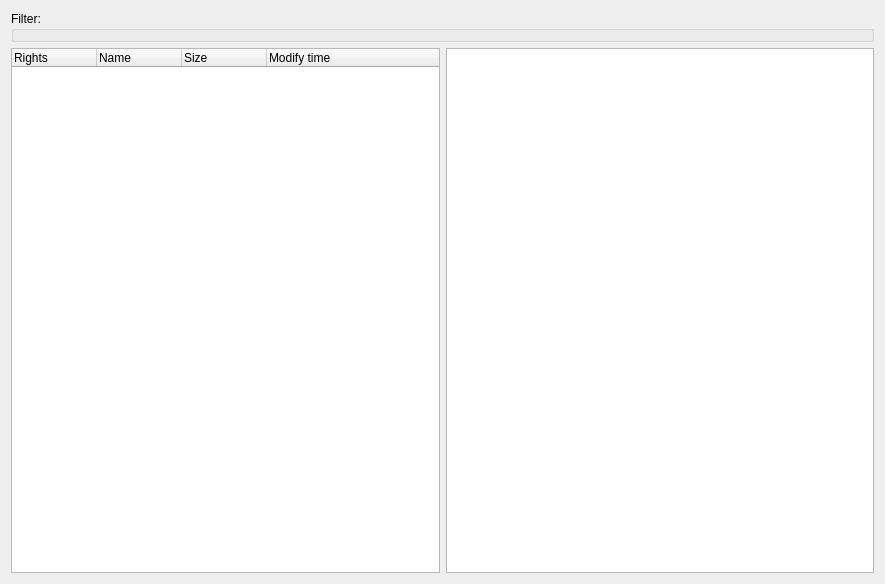
First picture: the form in src/plugin/logicalfile/logicalfile.ui, repository mhatina/openlmi_gui, before the edit.
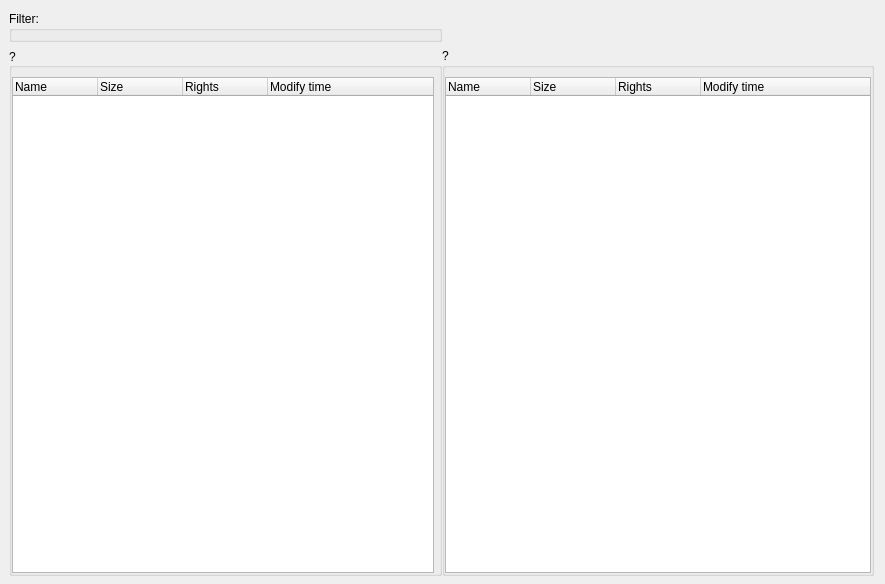
Second picture: the form after the edit. Custom widgets are drawn as their Qt base class.

Commit message: logicalfile changes; lmi_string added; bux fixes

```diff
--- a/src/plugin/logicalfile/logicalfile.ui
+++ b/src/plugin/logicalfile/logicalfile.ui
@@ -13,8 +13,20 @@
   <property name="windowTitle">
    <string>Form</string>
   </property>
-  <layout class="QGridLayout" name="gridLayout_2">
-   <item row="0" column="0" colspan="2">
+  <layout class="QGridLayout" name="gridLayout_4">
+   <property name="leftMargin">
+    <number>9</number>
+   </property>
+   <property name="bottomMargin">
+    <number>8</number>
+   </property>
+   <property name="horizontalSpacing">
+    <number>0</number>
+   </property>
+   <property name="verticalSpacing">
+    <number>6</number>
+   </property>
+   <item row="0" column="0">
     <widget class="QGroupBox" name="filter_box">
      <property name="title">
       <string>Filter:</string>
@@ -36,10 +48,40 @@
     </widget>
    </item>
    <item row="1" column="0">
-    <widget class="QTreeWidget" name="dir_list">
+    <widget class="QGroupBox" name="left_box">
+     <property name="title">
+      <string>?</string>
+     </property>
+     <property name="alignment">
+      <set>Qt::AlignLeading|Qt::AlignLeft|Qt::AlignVCenter</set>
+     </property>
+     <layout class="QGridLayout" name="gridLayout_2">
+      <property name="leftMargin">
+       <number>0</number>
+      </property>
+      <property name="topMargin">
+       <number>9</number>
+      </property>
+      <property name="rightMargin">
+       <number>5</number>
+      </property>
+      <property name="bottomMargin">
+       <number>0</number>
+      </property>
+      <item row="0" column="0">
+       <widget class="FileBrowser" name="left_list">
+        <property name="focusPolicy">
+         <enum>Qt::StrongFocus</enum>
+        </property>
      <property name="editTriggers">
       <set>QAbstractItemView::NoEditTriggers</set>
      </property>
+        <property name="tabKeyNavigation">
+         <bool>false</bool>
+        </property>
+        <property name="indentation">
+         <number>0</number>
+        </property>
      <attribute name="headerCascadingSectionResizes">
       <bool>false</bool>
      </attribute>
@@ -49,11 +91,6 @@
      <attribute name="headerHighlightSections">
       <bool>false</bool>
      </attribute>
-     <column>
-      <property name="text">
-       <string>Rights</string>
-      </property>
-     </column>
      <column>
       <property name="text">
        <string>Name</string>
@@ -64,18 +101,93 @@
        <string>Size</string>
       </property>
      </column>
+        <column>
+         <property name="text">
+          <string>Rights</string>
+         </property>
+        </column>
      <column>
       <property name="text">
        <string>Modify time</string>
       </property>
      </column>
+       </widget>
+      </item>
+     </layout>
     </widget>
    </item>
    <item row="1" column="1">
-    <widget class="QListWidget" name="file_list"/>
+    <widget class="QGroupBox" name="right_box">
+     <property name="title">
+      <string>?</string>
+     </property>
+     <property name="flat">
+      <bool>false</bool>
+     </property>
+     <layout class="QGridLayout" name="gridLayout_3">
+      <property name="leftMargin">
+       <number>0</number>
+      </property>
+      <property name="topMargin">
+       <number>9</number>
+      </property>
+      <property name="rightMargin">
+       <number>0</number>
+      </property>
+      <property name="bottomMargin">
+       <number>0</number>
+      </property>
+      <item row="0" column="0">
+       <widget class="FileBrowser" name="right_list">
+        <property name="editTriggers">
+         <set>QAbstractItemView::NoEditTriggers</set>
+        </property>
+        <property name="indentation">
+         <number>0</number>
+        </property>
+        <attribute name="headerCascadingSectionResizes">
+         <bool>false</bool>
+        </attribute>
+        <attribute name="headerDefaultSectionSize">
+         <number>85</number>
+        </attribute>
+        <attribute name="headerHighlightSections">
+         <bool>false</bool>
+        </attribute>
+        <column>
+         <property name="text">
+          <string>Name</string>
+         </property>
+        </column>
+        <column>
+         <property name="text">
+          <string>Size</string>
+         </property>
+        </column>
+        <column>
+         <property name="text">
+          <string>Rights</string>
+         </property>
+        </column>
+        <column>
+         <property name="text">
+          <string>Modify time</string>
+         </property>
+        </column>
+       </widget>
    </item>
   </layout>
  </widget>
+   </item>
+  </layout>
+ </widget>
+ <customwidgets>
+  <customwidget>
+   <class>FileBrowser</class>
+   <extends>QTreeWidget</extends>
+   <header>filebrowser.h</header>
+  </customwidget>
+ </customwidgets>
  <resources/>
  <connections/>
 </ui>
```
Lines whose indentation alone changed are shown as unchanged. The commit also changes 148 other files.
